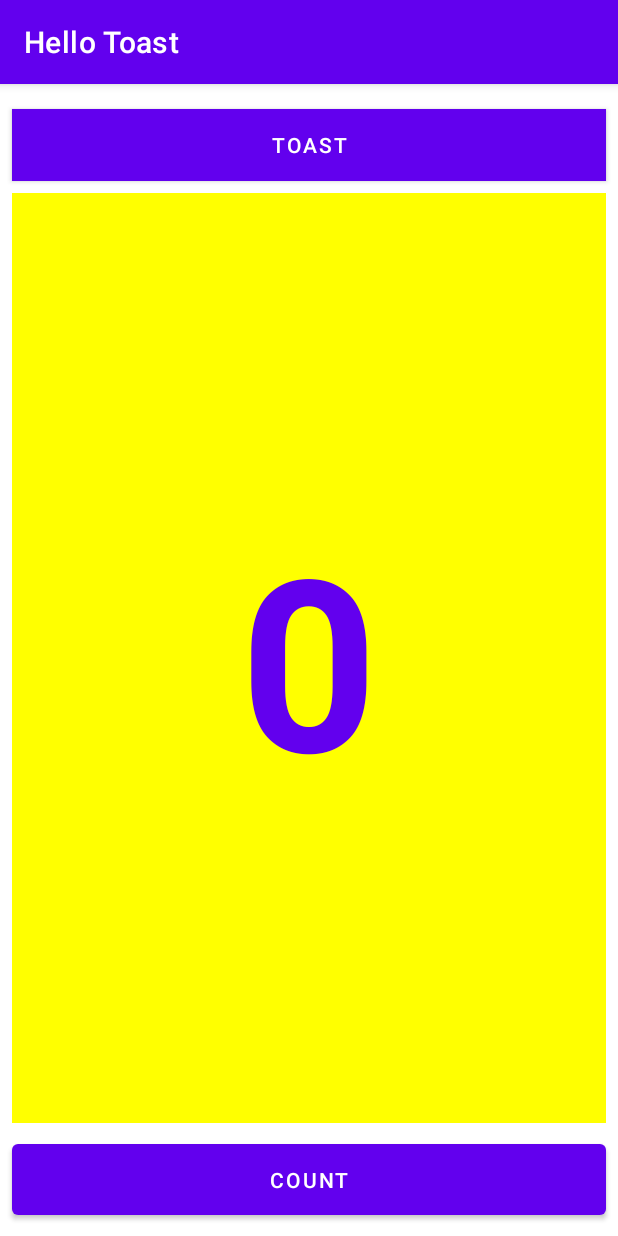
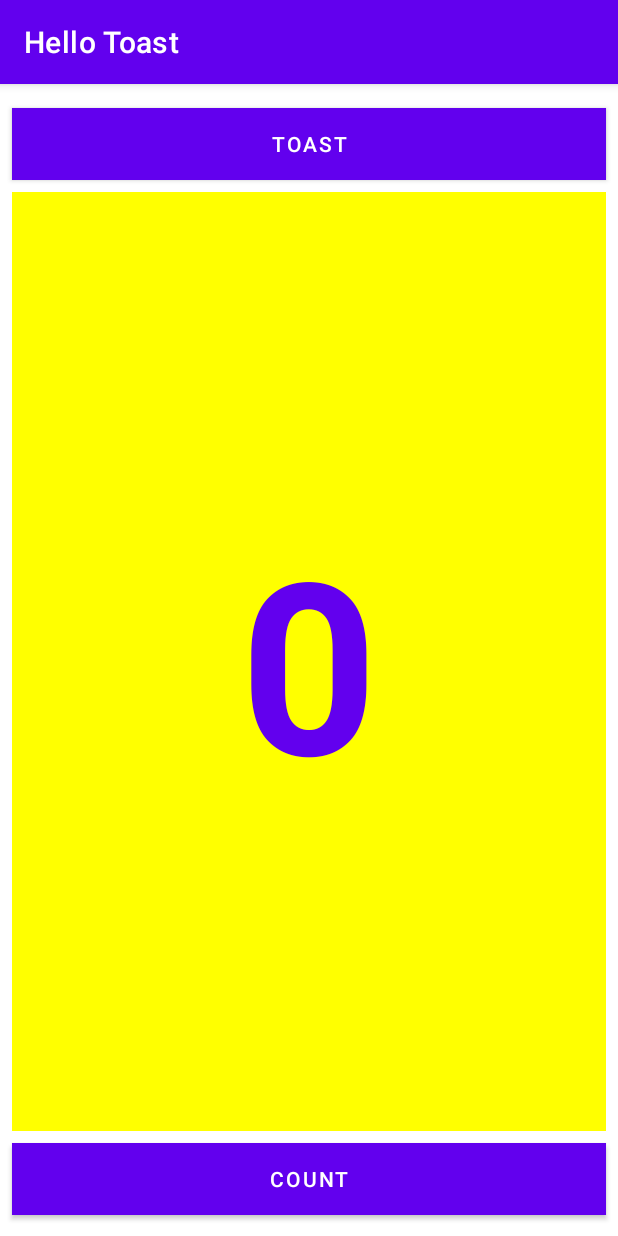
Before and after one commit to shatabd/Your-first-interactive-UI, an Android app: the screen it shows after launch (MainActivity), on a phone screen of 412 x 824 dp. Run offline under Robolectric (Android 15) with nearby library versions, the phone set to English and light mode, and no system bars.

Commit message:
hello Toast

```diff
--- a/app/src/main/res/layout-land/activity_main.xml
+++ b/app/src/main/res/layout-land/activity_main.xml
@@ -22,7 +22,7 @@
         app:layout_constraintHorizontal_bias="0.0"
         app:layout_constraintStart_toStartOf="parent"
         app:layout_constraintTop_toTopOf="parent"
-        app:layout_constraintVertical_bias="0.039" />
+        app:layout_constraintVertical_bias="0.039"  />
 
     <Button
         android:id="@+id/button_count"
@@ -32,15 +32,15 @@
         android:layout_marginLeft="8dp"
         android:layout_marginEnd="8dp"
         android:layout_marginRight="8dp"
+        android:background="@color/design_default_color_primary"
         android:onClick="countUp"
-
         android:text="@string/button_label_count"
         app:layout_constraintBottom_toBottomOf="parent"
         app:layout_constraintEnd_toEndOf="parent"
-        app:layout_constraintHorizontal_bias="0.0"
+        app:layout_constraintHorizontal_bias="1.0"
         app:layout_constraintStart_toStartOf="parent"
         app:layout_constraintTop_toTopOf="parent"
-        app:layout_constraintVertical_bias="0.932" />
+        app:layout_constraintVertical_bias="0.994" />
 
     <TextView
         android:id="@+id/show_count"
--- a/app/src/main/res/layout/activity_main.xml
+++ b/app/src/main/res/layout/activity_main.xml
@@ -24,23 +24,24 @@
         app:layout_constraintTop_toTopOf="parent"
         app:layout_constraintVertical_bias="0.023" />
 
+
     <Button
         android:id="@+id/button_count"
         android:layout_width="0dp"
-        android:layout_height="59dp"
+        android:layout_height="wrap_content"
         android:layout_marginStart="8dp"
         android:layout_marginLeft="8dp"
         android:layout_marginEnd="8dp"
         android:layout_marginRight="8dp"
+        android:background="@color/design_default_color_primary"
         android:onClick="countUp"
-
         android:text="@string/button_label_count"
         app:layout_constraintBottom_toBottomOf="parent"
         app:layout_constraintEnd_toEndOf="parent"
         app:layout_constraintHorizontal_bias="0.0"
         app:layout_constraintStart_toStartOf="parent"
         app:layout_constraintTop_toTopOf="parent"
-        app:layout_constraintVertical_bias="0.989" />
+        app:layout_constraintVertical_bias="0.981" />
 
     <TextView
         android:id="@+id/show_count"
@@ -63,7 +64,7 @@
         app:layout_constraintStart_toStartOf="parent"
         app:layout_constraintTop_toBottomOf="@+id/button_toast"
         app:layout_constraintVertical_bias="0.0"
-        tools:ignore="RtlCompat" />
+        tools:ignore="RtlCompat"  />
 
 
 </androidx.constraintlayout.widget.ConstraintLayout>
```
